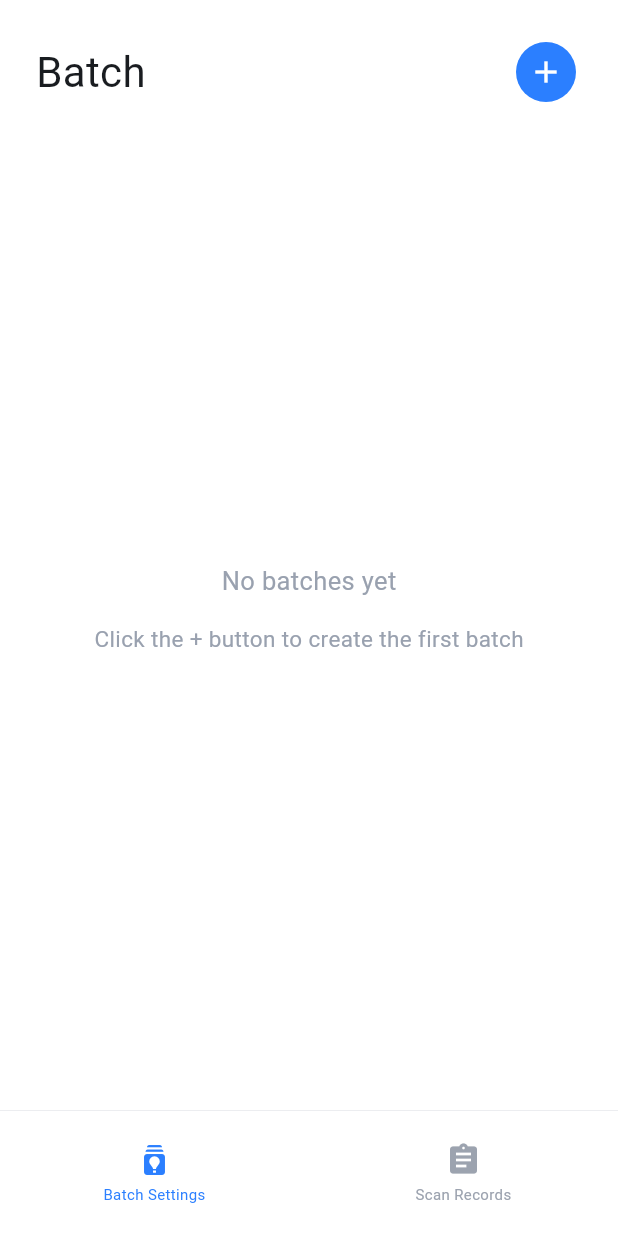
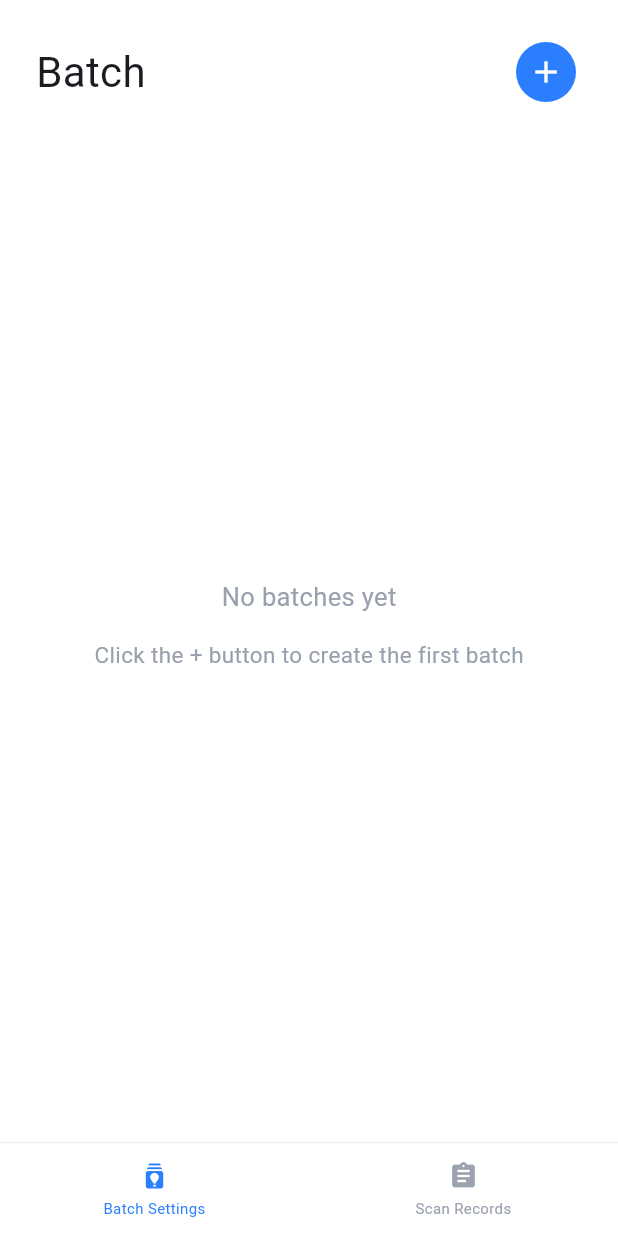
Before and after one commit to 112306024-0823/app_alert, a Flutter app: the screen it shows after launch, on a phone screen of 412 x 824 dp. Run offline on Flutter 3.47's test engine with Material 3 defaults, Android fonts, the phone set to English and light mode, and no system bars; our stand-ins replace firebase_core, firebase_messaging; accounts and stored records are empty; network calls fail.

Commit message:
adjusting the padding of Scan Records Page

```diff
--- a/lib/main.dart
+++ b/lib/main.dart
@@ -108,8 +108,12 @@ class _MyHomePageState extends State<MyHomePage> {
 
   /// 底部導航欄
   Widget _buildBottomNavigation() {
+    final screenWidth = MediaQuery.of(context).size.width;
+    final isTablet = screenWidth > 600;
+    final isLargeScreen = screenWidth > 900;
+    final verticalPadding = isLargeScreen ? 16.0 : (isTablet ? 14.0 : 12.0);
+
     return Container(
-      height: 84,
       decoration: const BoxDecoration(
         color: Colors.white,
         border: Border(
@@ -117,6 +121,9 @@ class _MyHomePageState extends State<MyHomePage> {
         ),
       ),
       child: SafeArea(
+        top: false,
+        child: Container(
+          padding: EdgeInsets.symmetric(vertical: verticalPadding),
           child: Row(
             mainAxisAlignment: MainAxisAlignment.spaceAround,
             children: [
@@ -133,6 +140,7 @@ class _MyHomePageState extends State<MyHomePage> {
             ],
           ),
         ),
+      ),
     );
   }
 
@@ -143,6 +151,11 @@ class _MyHomePageState extends State<MyHomePage> {
     required int index,
   }) {
     final isSelected = _currentIndex == index;
+    final screenWidth = MediaQuery.of(context).size.width;
+    final isTablet = screenWidth > 600;
+    final iconSize = isTablet ? 22.0 : 20.0;
+    final fontSize = isTablet ? 11.0 : 10.0;
+    final spacing = isTablet ? 6.0 : 4.0;
 
     return Expanded(
       child: InkWell(
@@ -152,18 +165,20 @@ class _MyHomePageState extends State<MyHomePage> {
           });
         },
         child: Column(
+          mainAxisSize: MainAxisSize.min,
           mainAxisAlignment: MainAxisAlignment.center,
           children: [
             Icon(
               icon,
+              size: iconSize,
               color: isSelected ? const Color(0xFF2B7FFF) : const Color(0xFF9CA3AF),
             ),
-            const SizedBox(height: 4),
+            SizedBox(height: spacing),
             Text(
               label,
               textAlign: TextAlign.center,
               style: TextStyle(
-                fontSize: 10,
+                fontSize: fontSize,
                 color: isSelected ? const Color(0xFF2B7FFF) : const Color(0xFF9CA3AF),
               ),
             ),
--- a/lib/screens/batch_settings_screen.dart
+++ b/lib/screens/batch_settings_screen.dart
@@ -130,7 +130,15 @@ class _BatchSettingsScreenState extends State<BatchSettingsScreen> {
 
   @override
   Widget build(BuildContext context) {
-    final double contentTopPadding = _isNotificationVisible ? 96 : 24;
+    final screenWidth = MediaQuery.of(context).size.width;
+    final isTablet = screenWidth > 600;
+    final isLargeScreen = screenWidth > 900;
+    final horizontalPadding = isLargeScreen ? 48.0 : (isTablet ? 32.0 : 24.0);
+    final verticalPadding = isLargeScreen ? 32.0 : (isTablet ? 24.0 : 24.0);
+    final double contentTopPadding = _isNotificationVisible
+        ? (isLargeScreen ? 120.0 : (isTablet ? 108.0 : 96.0))
+        : verticalPadding;
+
     return Scaffold(
       backgroundColor: Colors.white,
       body: SafeArea(
@@ -138,9 +146,9 @@ class _BatchSettingsScreenState extends State<BatchSettingsScreen> {
           children: [
             if (_notificationType != null && _notificationMessage != null)
               Positioned(
-                top: 16,
-                left: 0,
-                right: 0,
+                top: isLargeScreen ? 24.0 : (isTablet ? 20.0 : 16.0),
+                left: horizontalPadding,
+                right: horizontalPadding,
                 child: AnimatedSlide(
                   duration: const Duration(milliseconds: 250),
                   curve: Curves.easeOutCubic,
@@ -160,7 +168,7 @@ class _BatchSettingsScreenState extends State<BatchSettingsScreen> {
               ),
             Positioned.fill(
               child: Padding(
-                padding: EdgeInsets.fromLTRB(24, contentTopPadding, 24, 24),
+                padding: EdgeInsets.fromLTRB(horizontalPadding, contentTopPadding, horizontalPadding, verticalPadding),
                 child: Column(
                   crossAxisAlignment: CrossAxisAlignment.start,
                   children: [
@@ -746,10 +754,12 @@ class _BatchSettingsScreenState extends State<BatchSettingsScreen> {
     final nameController = TextEditingController();
     final startController = TextEditingController();
     final endController = TextEditingController();
+    String? errorMessage;
 
     showDialog(
       context: context,
-      builder: (context) => Dialog(
+      builder: (context) => StatefulBuilder(
+        builder: (context, setDialogState) => Dialog(
           backgroundColor: const Color(0xFFEFEFEF), // 亮灰色背景
           shape: RoundedRectangleBorder(
             borderRadius: BorderRadius.circular(20),
@@ -788,6 +798,17 @@ class _BatchSettingsScreenState extends State<BatchSettingsScreen> {
                     endController: endController,
                     nameHint: 'LCA1210',
                   ),
+                  // 錯誤訊息顯示
+                  if (errorMessage != null) ...[
+                    const SizedBox(height: 12),
+                    Text(
+                      errorMessage!,
+                      style: const TextStyle(
+                        color: Colors.red,
+                        fontSize: 14,
+                      ),
+                    ),
+                  ],
                   const SizedBox(height: 16),
                   // Create 按鈕
                   SizedBox(
@@ -799,6 +820,7 @@ class _BatchSettingsScreenState extends State<BatchSettingsScreen> {
                         nameController.text,
                         startController.text,
                         endController.text,
+                        onError: (msg) => setDialogState(() => errorMessage = msg),
                       ),
                       style: ElevatedButton.styleFrom(
                         backgroundColor: const Color(0xFF2B7FFF),
@@ -825,6 +847,7 @@ class _BatchSettingsScreenState extends State<BatchSettingsScreen> {
                     ),
                   ),
                 ],
+              ),
             ),
           ),
         ),
```
Also changed, not shown: lib/screens/used_codes_screen.dart (+37 -34 lines). Lines whose indentation alone changed are shown as unchanged.
